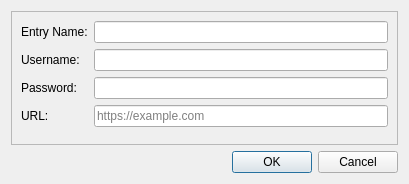
Qt form pyside6_ui/add_password_entry_dialog.ui (NewGuy103/PasswordManagerClient) before a commit.
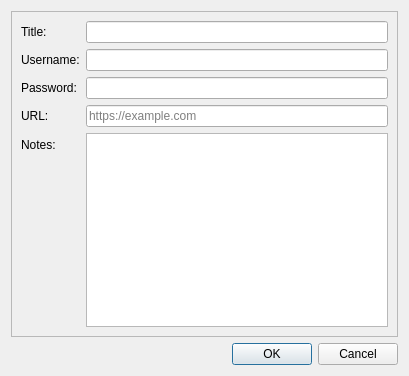
The same form after that commit.

Commit message: Added a way to display the entry info below the entry table

```diff
--- a/pyside6_ui/add_password_entry_dialog.ui
+++ b/pyside6_ui/add_password_entry_dialog.ui
@@ -10,7 +10,7 @@
     <x>0</x>
     <y>0</y>
     <width>409</width>
-    <height>184</height>
+    <height>376</height>
    </rect>
   </property>
   <property name="windowTitle">
@@ -28,6 +28,16 @@
      <layout class="QVBoxLayout" name="verticalLayout_2">
       <item>
        <layout class="QFormLayout" name="formLayout">
+        <item row="0" column="0">
+         <widget class="QLabel" name="titleLabel">
+          <property name="text">
+           <string>Title:</string>
+          </property>
+         </widget>
+        </item>
+        <item row="0" column="1">
+         <widget class="QLineEdit" name="titleLineEdit"/>
+        </item>
         <item row="1" column="0">
          <widget class="QLabel" name="usernameLabel">
           <property name="text">
@@ -52,16 +62,6 @@
           </property>
          </widget>
         </item>
-        <item row="0" column="0">
-         <widget class="QLabel" name="entryNameLabel">
-          <property name="text">
-           <string>Entry Name:</string>
-          </property>
-         </widget>
-        </item>
-        <item row="0" column="1">
-         <widget class="QLineEdit" name="entryNameLineEdit"/>
-        </item>
         <item row="3" column="0">
          <widget class="QLabel" name="urlLabel">
           <property name="text">
@@ -76,6 +76,16 @@
           </property>
          </widget>
         </item>
+        <item row="4" column="0">
+         <widget class="QLabel" name="notesLabel">
+          <property name="text">
+           <string>Notes:</string>
+          </property>
+         </widget>
+        </item>
+        <item row="4" column="1">
+         <widget class="QPlainTextEdit" name="notesPlainTextEdit"/>
+        </item>
        </layout>
       </item>
      </layout>
```
Left out of the diff: 2 changed lines with no effect on the pictures. The commit also changes 9 other files.
